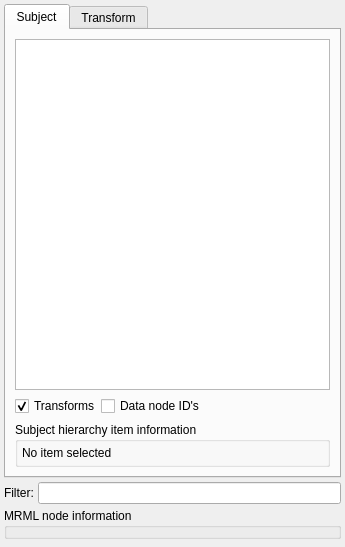
First picture: the form in Modules/Loadable/Data/Resources/UI/qSlicerDataModuleWidget.ui, repository Slicer/SlicerGitSVNArchive, before the edit.
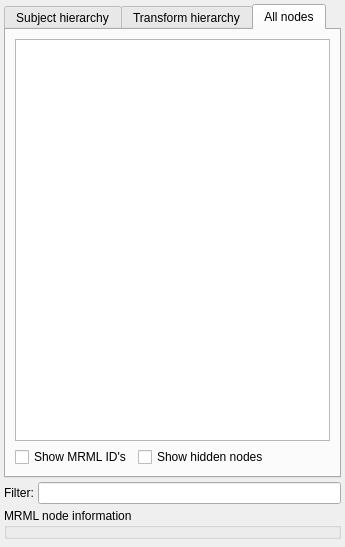
Second picture: the form after the edit. The open tabs and pages were chosen to show the change. Icons and pictures are not drawn. Custom widgets are drawn as their Qt base class.

Commit message:
ENH: Added "All nodes" tab to Data module
Now there are three tabs:
- Subject hierarchy
- Transform hierarchy: transform scene model type in a regular MRML tree view, only show transformable nodes
- All nodes: default scene model in a regular MRML tree view, show all node types

Also fixed tree column header strings

What changed in the file:
```diff
--- a/Modules/Loadable/Data/Resources/UI/qSlicerDataModuleWidget.ui
+++ b/Modules/Loadable/Data/Resources/UI/qSlicerDataModuleWidget.ui
@@ -68,7 +68,7 @@
      </property>
      <widget class="QWidget" name="tabSubject">
       <attribute name="title">
-       <string>Subject</string>
+       <string>Subject hierarchy</string>
       </attribute>
       <layout class="QGridLayout" name="gridLayout_4">
        <item row="1" column="0">
@@ -107,9 +107,9 @@
           </spacer>
          </item>
          <item>
-          <widget class="QLabel" name="label_Help">
-           <property name="toolTip">
-            <string>Tooltip is populated by the plugins</string>
+          <widget class="QToolButton" name="HelpButton">
+           <property name="styleSheet">
+            <string notr="true">border: none; hover: {border: 1px}; pressed: {border: 1px}</string>
            </property>
            <property name="text">
             <string/>
@@ -117,8 +117,14 @@
            <property name="pixmap">
             <pixmap resource="../../../SubjectHierarchy/Resources/qSlicerSubjectHierarchyModule.qrc">:/Icons/Help.png</pixmap>
            </property>
-           <property name="alignment">
-            <set>Qt::AlignRight|Qt::AlignTrailing|Qt::AlignVCenter</set>
+           <property name="iconSize">
+            <size>
+             <width>21</width>
+             <height>21</height>
+            </size>
+           </property>
+           <property name="toolButtonStyle">
+            <enum>Qt::ToolButtonFollowStyle</enum>
            </property>
           </widget>
          </item>
@@ -169,7 +175,7 @@
      </widget>
      <widget class="QWidget" name="tabTransform">
       <attribute name="title">
-       <string>Transform</string>
+       <string>Transform hierarchy</string>
       </attribute>
       <layout class="QGridLayout" name="gridLayout_6">
        <item row="1" column="0">
@@ -224,6 +230,69 @@
        </item>
       </layout>
      </widget>
+     <widget class="QWidget" name="tabAll">
+      <attribute name="title">
+       <string>All nodes</string>
+      </attribute>
+      <layout class="QGridLayout" name="gridLayout">
+       <item row="1" column="0">
+        <layout class="QHBoxLayout" name="horizontalLayout_5">
+         <item>
+          <widget class="QCheckBox" name="AllNodesDisplayMRMLIDsCheckBox">
+           <property name="text">
+            <string>Show MRML ID's</string>
+           </property>
+          </widget>
+         </item>
+         <item>
+          <widget class="QCheckBox" name="AllNodesTransformShowHiddenCheckBox">
+           <property name="text">
+            <string>Show hidden nodes</string>
+           </property>
+          </widget>
+         </item>
+         <item>
+          <spacer name="horizontalSpacer_3">
+           <property name="orientation">
+            <enum>Qt::Horizontal</enum>
+           </property>
+           <property name="sizeHint" stdset="0">
+            <size>
+             <width>40</width>
+             <height>20</height>
+            </size>
+           </property>
+          </spacer>
+         </item>
+        </layout>
+       </item>
+       <item row="0" column="0">
+        <widget class="qMRMLTreeView" name="AllNodesMRMLTreeView">
+         <property name="indentation">
+          <number>10</number>
+         </property>
+         <property name="sceneModelType">
+          <string/>
+         </property>
+         <property name="minSizeHint">
+          <size>
+           <width>0</width>
+           <height>120</height>
+          </size>
+         </property>
+         <property name="editMenuActionVisible">
+          <bool>true</bool>
+         </property>
+         <property name="showScene">
+          <bool>false</bool>
+         </property>
+         <property name="showRootNode">
+          <bool>true</bool>
+         </property>
+        </widget>
+       </item>
+      </layout>
+     </widget>
     </widget>
    </item>
    <item row="2" column="0">
```
Left out of the diff: 42 changed lines with no effect on the pictures. The commit also changes 2 other files.
